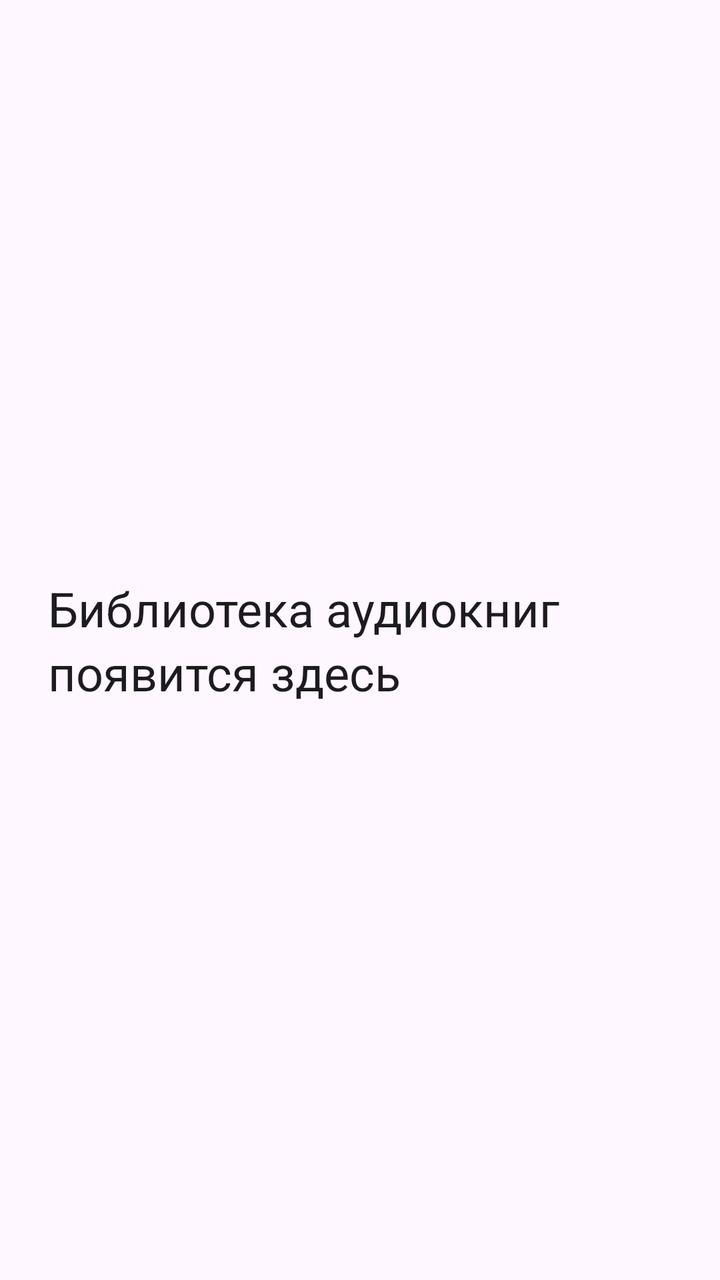
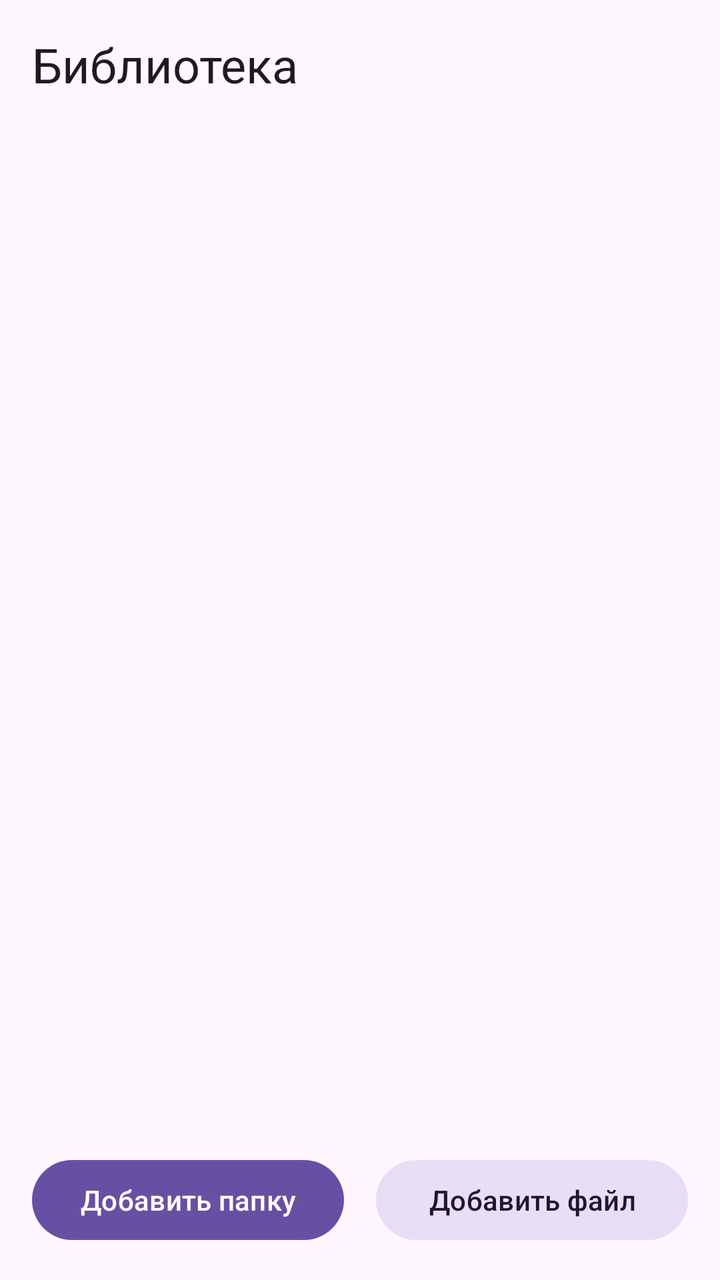

An Android layout rendered at two revisions. The XML below is the earlier revision; the diff shows what the commit changed to produce the second picture.
<!-- AndroidManifest.xml: application theme Theme.AudioBookPlayer -->
<!-- res/layout/activity_main.xml -->
<?xml version="1.0" encoding="utf-8"?>
<androidx.constraintlayout.widget.ConstraintLayout xmlns:android="http://schemas.android.com/apk/res/android"
    xmlns:app="http://schemas.android.com/apk/res-auto"
    android:layout_width="match_parent"
    android:layout_height="match_parent"
    android:padding="24dp">

    <TextView
        android:id="@+id/placeholder"
        android:layout_width="wrap_content"
        android:layout_height="wrap_content"
        android:text="@string/main_placeholder"
        android:textAppearance="?attr/textAppearanceHeadlineSmall"
        app:layout_constraintBottom_toBottomOf="parent"
        app:layout_constraintEnd_toEndOf="parent"
        app:layout_constraintStart_toStartOf="parent"
        app:layout_constraintTop_toTopOf="parent" />

</androidx.constraintlayout.widget.ConstraintLayout>
<!-- resources referenced by this layout -->
<resources>
  <string name="main_placeholder">Библиотека аудиокниг появится здесь</string>
  <style name="Theme.AudioBookPlayer" parent="Theme.Material3.DayNight.NoActionBar" />
</resources>

<!-- the commit's change to res/layout/activity_main.xml (unified diff, before → after) -->
@@ -1,19 +1,179 @@
 <?xml version="1.0" encoding="utf-8"?>
-<androidx.constraintlayout.widget.ConstraintLayout xmlns:android="http://schemas.android.com/apk/res/android"
+<LinearLayout xmlns:android="http://schemas.android.com/apk/res/android"
     xmlns:app="http://schemas.android.com/apk/res-auto"
+    xmlns:tools="http://schemas.android.com/tools"
     android:layout_width="match_parent"
     android:layout_height="match_parent"
-    android:padding="24dp">
+    android:orientation="vertical">
 
     <TextView
-        android:id="@+id/placeholder"
-        android:layout_width="wrap_content"
+        android:layout_width="match_parent"
         android:layout_height="wrap_content"
-        android:text="@string/main_placeholder"
-        android:textAppearance="?attr/textAppearanceHeadlineSmall"
-        app:layout_constraintBottom_toBottomOf="parent"
-        app:layout_constraintEnd_toEndOf="parent"
-        app:layout_constraintStart_toStartOf="parent"
-        app:layout_constraintTop_toTopOf="parent" />
+        android:paddingHorizontal="16dp"
+        android:paddingVertical="16dp"
+        android:text="@string/library_title"
+        android:textAppearance="?attr/textAppearanceHeadlineSmall" />
 
-</androidx.constraintlayout.widget.ConstraintLayout>
+    <com.google.android.material.card.MaterialCardView
+        android:id="@+id/continueCard"
+        style="@style/Widget.Material3.CardView.Filled"
+        android:layout_width="match_parent"
+        android:layout_height="wrap_content"
+        android:layout_marginHorizontal="16dp"
+        android:layout_marginBottom="8dp"
+        android:visibility="gone">
+
+        <LinearLayout
+            android:layout_width="match_parent"
+            android:layout_height="wrap_content"
+            android:gravity="center_vertical"
+            android:orientation="horizontal"
+            android:padding="12dp">
+
+            <ImageView
+                android:id="@+id/continueCover"
+                android:layout_width="@dimen/continue_cover_size"
+                android:layout_height="@dimen/continue_cover_size"
+                android:background="?attr/colorSurfaceVariant"
+                android:importantForAccessibility="no"
+                android:scaleType="centerCrop" />
+
+            <LinearLayout
+                android:layout_width="0dp"
+                android:layout_height="wrap_content"
+                android:layout_marginStart="12dp"
+                android:layout_weight="1"
+                android:orientation="vertical">
+
+                <TextView
+                    android:layout_width="match_parent"
+                    android:layout_height="wrap_content"
+                    android:text="@string/continue_listening"
+                    android:textAppearance="?attr/textAppearanceLabelMedium" />
+
+                <TextView
+                    android:id="@+id/continueTitle"
+                    android:layout_width="match_parent"
+                    android:layout_height="wrap_content"
+                    android:ellipsize="end"
+                    android:maxLines="1"
+                    android:textAppearance="?attr/textAppearanceTitleMedium" />
+
+                <TextView
+                    android:id="@+id/continueChapter"
+                    android:layout_width="match_parent"
+                    android:layout_height="wrap_content"
+                    android:ellipsize="end"
+                    android:maxLines="1"
+                    android:textAppearance="?attr/textAppearanceBodyMedium" />
+
+                <TextView
+                    android:id="@+id/continuePosition"
+                    android:layout_width="match_parent"
+                    android:layout_height="wrap_content"
+                    android:textAppearance="?attr/textAppearanceBodySmall" />
+            </LinearLayout>
+
+            <com.google.android.material.button.MaterialButton
+                android:id="@+id/continuePlay"
+                style="@style/Widget.Material3.Button.IconButton.Filled"
+                android:layout_width="wrap_content"
+                android:layout_height="wrap_content"
+                android:contentDescription="@string/continue_play"
+                app:icon="@drawable/ic_play" />
+        </LinearLayout>
+    </com.google.android.material.card.MaterialCardView>
+
+    <FrameLayout
+        android:layout_width="match_parent"
+        android:layout_height="0dp"
+        android:layout_weight="1">
+
+        <androidx.recyclerview.widget.RecyclerView
+            android:id="@+id/books"
+            android:layout_width="match_parent"
+            android:layout_height="match_parent"
+            android:clipToPadding="false"
+            tools:listitem="@layout/item_book" />
+
+        <TextView
+            android:id="@+id/empty"
+            android:layout_width="wrap_content"
+            android:layout_height="wrap_content"
+            android:layout_gravity="center"
+            android:gravity="center"
+            android:padding="24dp"
+            android:text="@string/library_empty"
+            android:textAppearance="?attr/textAppearanceBodyLarge"
+            android:visibility="gone" />
+    </FrameLayout>
+
+    <LinearLayout
+        android:layout_width="match_parent"
+        android:layout_height="wrap_content"
+        android:orientation="horizontal"
+        android:padding="16dp">
+
+        <Button
+            android:id="@+id/importFolder"
+            android:layout_width="0dp"
+            android:layout_height="wrap_content"
+            android:layout_marginEnd="8dp"
+            android:layout_weight="1"
+            android:text="@string/library_import_folder" />
+
+        <Button
+            android:id="@+id/importFile"
+            style="@style/Widget.Material3.Button.TonalButton"
+            android:layout_width="0dp"
+            android:layout_height="wrap_content"
+            android:layout_marginStart="8dp"
+            android:layout_weight="1"
+            android:text="@string/library_import_file" />
+    </LinearLayout>
+
+</LinearLayout>
+<!-- res/layout/item_book.xml (included above) -->
+<?xml version="1.0" encoding="utf-8"?>
+<LinearLayout xmlns:android="http://schemas.android.com/apk/res/android"
+    android:layout_width="match_parent"
+    android:layout_height="wrap_content"
+    android:background="?attr/selectableItemBackground"
+    android:gravity="center_vertical"
+    android:orientation="horizontal"
+    android:paddingHorizontal="16dp"
+    android:paddingVertical="8dp">
+
+    <ImageView
+        android:id="@+id/cover"
+        android:layout_width="@dimen/list_cover_size"
+        android:layout_height="@dimen/list_cover_size"
+        android:background="?attr/colorSurfaceVariant"
+        android:importantForAccessibility="no"
+        android:scaleType="centerCrop" />
+
+    <LinearLayout
+        android:layout_width="0dp"
+        android:layout_height="wrap_content"
+        android:layout_marginStart="16dp"
+        android:layout_weight="1"
+        android:orientation="vertical">
+
+        <TextView
+            android:id="@+id/title"
+            android:layout_width="match_parent"
+            android:layout_height="wrap_content"
+            android:ellipsize="end"
+            android:maxLines="2"
+            android:textAppearance="?attr/textAppearanceTitleMedium" />
+
+        <TextView
+            android:id="@+id/subtitle"
+            android:layout_width="match_parent"
+            android:layout_height="wrap_content"
+            android:ellipsize="end"
+            android:maxLines="1"
+            android:textAppearance="?attr/textAppearanceBodyMedium" />
+    </LinearLayout>
+
+</LinearLayout>
<!-- resource entries referenced after the edit -->
@@ -1,6 +1,25 @@
 <!-- resources referenced by this layout -->
 <resources>
-  <string name="main_placeholder">Библиотека аудиокниг появится здесь</string>
+  <dimen name="continue_cover_size">72dp</dimen>
+  <dimen name="list_cover_size">56dp</dimen>
+  <!-- drawable ic_play (drawable) -->
+  <vector xmlns:android="http://schemas.android.com/apk/res/android"
+      android:width="24dp"
+      android:height="24dp"
+      android:autoMirrored="true"
+      android:tint="?attr/colorControlNormal"
+      android:viewportWidth="24"
+      android:viewportHeight="24">
+      <path
+          android:fillColor="@android:color/white"
+          android:pathData="M8,5v14l11,-7z" />
+  </vector>
+  <string name="continue_listening">Продолжить слушать</string>
+  <string name="continue_play">Продолжить</string>
+  <string name="library_empty">Здесь пока пусто. Добавьте папку с mp3 или файл m4b.</string>
+  <string name="library_import_file">Добавить файл</string>
+  <string name="library_import_folder">Добавить папку</string>
+  <string name="library_title">Библиотека</string>
   <style name="Theme.AudioBookPlayer" parent="Theme.Material3.DayNight.NoActionBar" />
 </resources>
 
